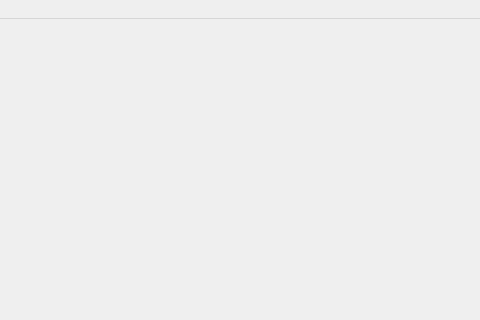
Forbinn/Gomoku, file mainwindow.ui: the form before one commit; both pictures show x 155 to 635 and y 0 to 320 of the 800 by 800 pixel window.
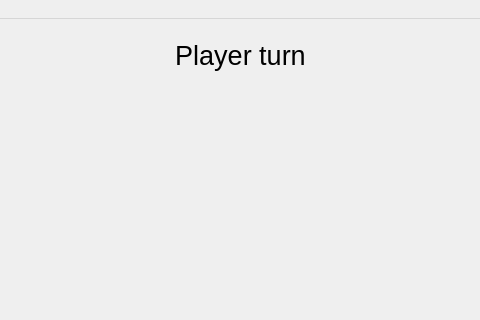
The form after the commit.

Commit message: MainWindow: Add functionality for start a new game and block the game if a player has won

```diff
--- a/mainwindow.ui
+++ b/mainwindow.ui
@@ -25,7 +25,35 @@
   <property name="windowTitle">
    <string>MainWindow</string>
   </property>
-  <widget class="QWidget" name="centralWidget"/>
+  <widget class="QWidget" name="centralWidget">
+   <widget class="QWidget" name="verticalLayoutWidget">
+    <property name="geometry">
+     <rect>
+      <x>0</x>
+      <y>10</y>
+      <width>791</width>
+      <height>741</height>
+     </rect>
+    </property>
+    <layout class="QVBoxLayout" name="layout">
+     <item>
+      <widget class="QLabel" name="labelPlayerTurn">
+       <property name="font">
+        <font>
+         <pointsize>20</pointsize>
+        </font>
+       </property>
+       <property name="text">
+        <string>Player turn</string>
+       </property>
+       <property name="alignment">
+        <set>Qt::AlignHCenter|Qt::AlignTop</set>
+       </property>
+      </widget>
+     </item>
+    </layout>
+   </widget>
+  </widget>
   <widget class="QMenuBar" name="menuBar">
    <property name="geometry">
     <rect>
```
Left out of the diff: 10 changed lines with no effect on the pictures. The commit also changes 4 other files.
